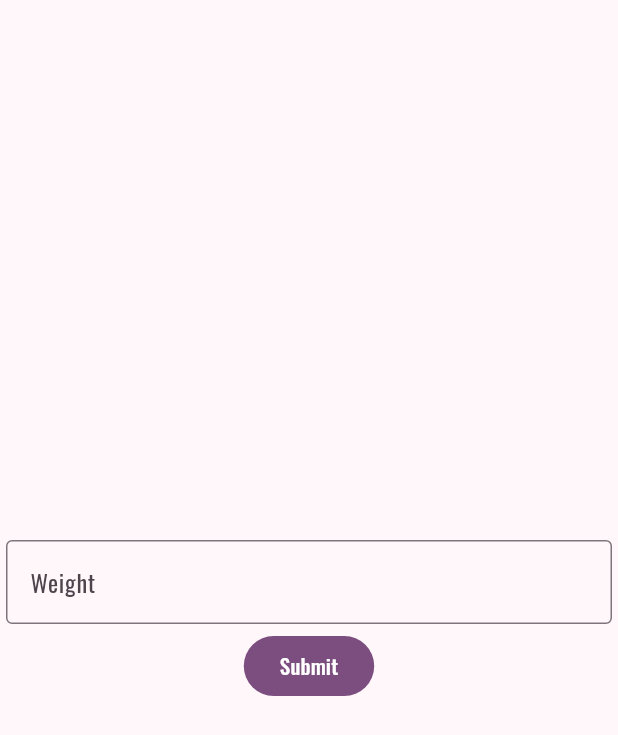
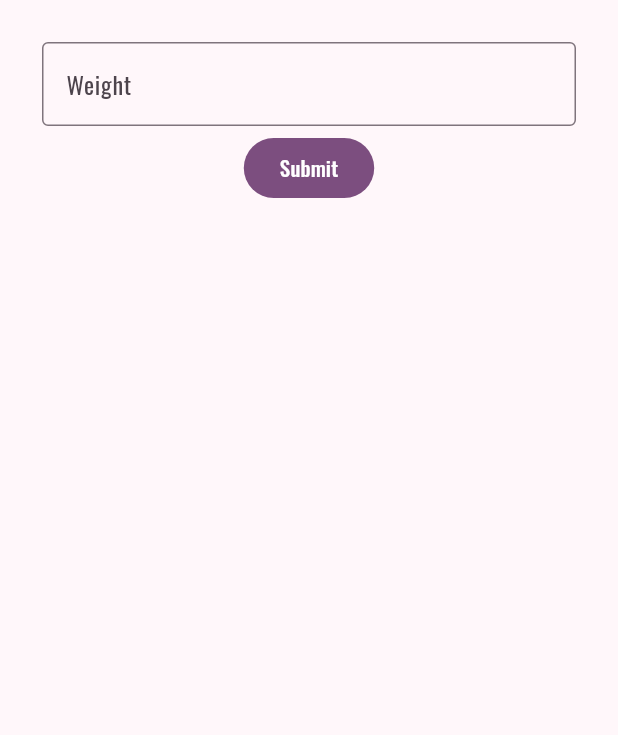
Before and after one commit to swsvindland/fitness-mobile, a Flutter app: the WeighInForm widget shown alone on an empty page, opened directly, on a phone screen of 412 x 824 dp. Shown: the top 735 px of the screen. Run offline on Flutter 3.47's test engine with Material 3 defaults, Android fonts, the phone set to English and light mode, and no system bars; our stand-ins replace carousel_slider, cloud_firestore, community_charts_flutter, datetime_picker_formfield_new, firebase_analytics, firebase_auth and 10 more; missing offline and left inert: firebase_app_check, os_detect; accounts and stored records are empty; generated files the repository leaves out were written again.

```diff
--- a/apps/body_track/lib/widgets/weigh_in_form.dart
+++ b/apps/body_track/lib/widgets/weigh_in_form.dart
@@ -61,10 +61,12 @@ class _WeighInFormState extends State<WeighInForm> {
       await db.addWeighIn(user.uid, double.parse(weightController.text));
     }
 
-    return Form(
+    return Padding(
+      padding: const EdgeInsets.all(24),
+      child: Form(
         key: _formKey,
         child: Column(
-        mainAxisAlignment: MainAxisAlignment.center,
+          mainAxisAlignment: MainAxisAlignment.start,
           crossAxisAlignment: CrossAxisAlignment.center,
           children: [
             Input(
@@ -78,7 +80,9 @@ class _WeighInFormState extends State<WeighInForm> {
                   // If the form is valid, display a snackbar. In the real world,
                   // you'd often call a server or save the information in a database.
                   ScaffoldMessenger.of(context).showSnackBar(
-                  SnackBar(content: Text(AppLocalizations.of(context)!.processingData)),
+                    SnackBar(
+                        content:
+                            Text(AppLocalizations.of(context)!.processingData)),
                   );
                   await submit();
                   navigatorKey.currentState!.pop();
@@ -94,7 +98,9 @@ class _WeighInFormState extends State<WeighInForm> {
                         // If the form is valid, display a snackbar. In the real world,
                         // you'd often call a server or save the information in a database.
                         ScaffoldMessenger.of(context).showSnackBar(
-                        SnackBar(content: Text(AppLocalizations.of(context)!.processingData)),
+                          SnackBar(
+                              content: Text(AppLocalizations.of(context)!
+                                  .processingData)),
                         );
                         await delete();
                         navigatorKey.currentState!.pop();
@@ -105,6 +111,7 @@ class _WeighInFormState extends State<WeighInForm> {
                 : const SizedBox(),
           ],
         ),
+      ),
     );
   }
 }
```
Also changed, not shown: apps/body_track/lib/layouts/weigh_in.dart (+1 -7 lines), apps/body_track/lib/widgets/weight_card.dart (+22 -10 lines). Lines whose indentation alone changed are shown as unchanged.
